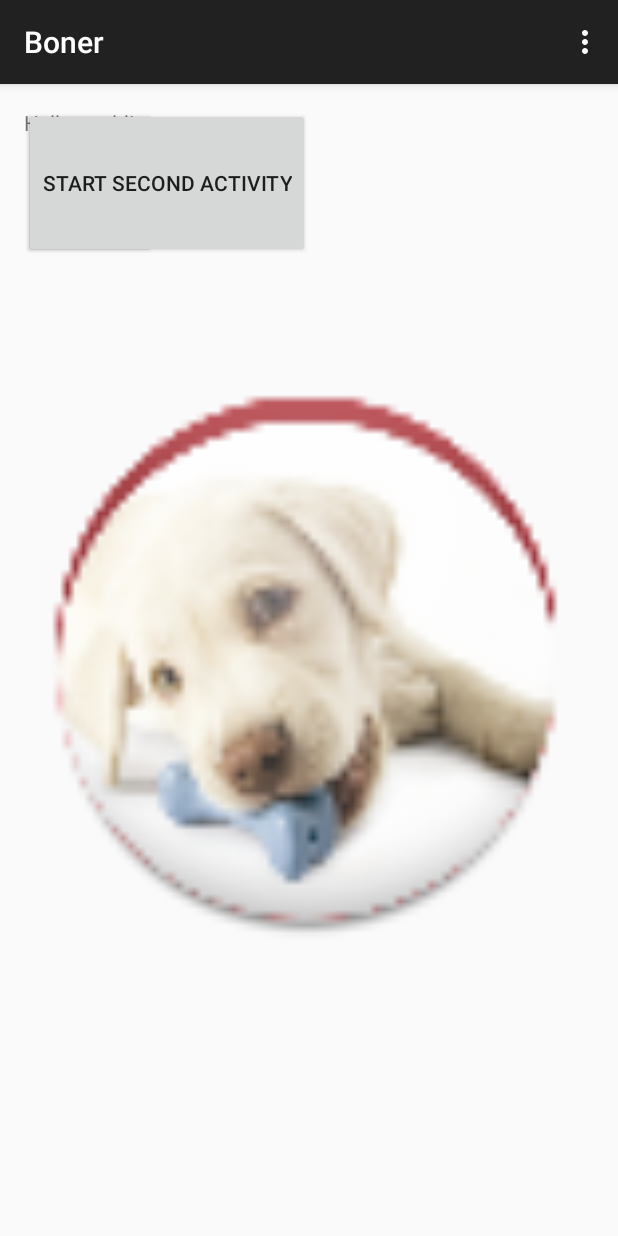
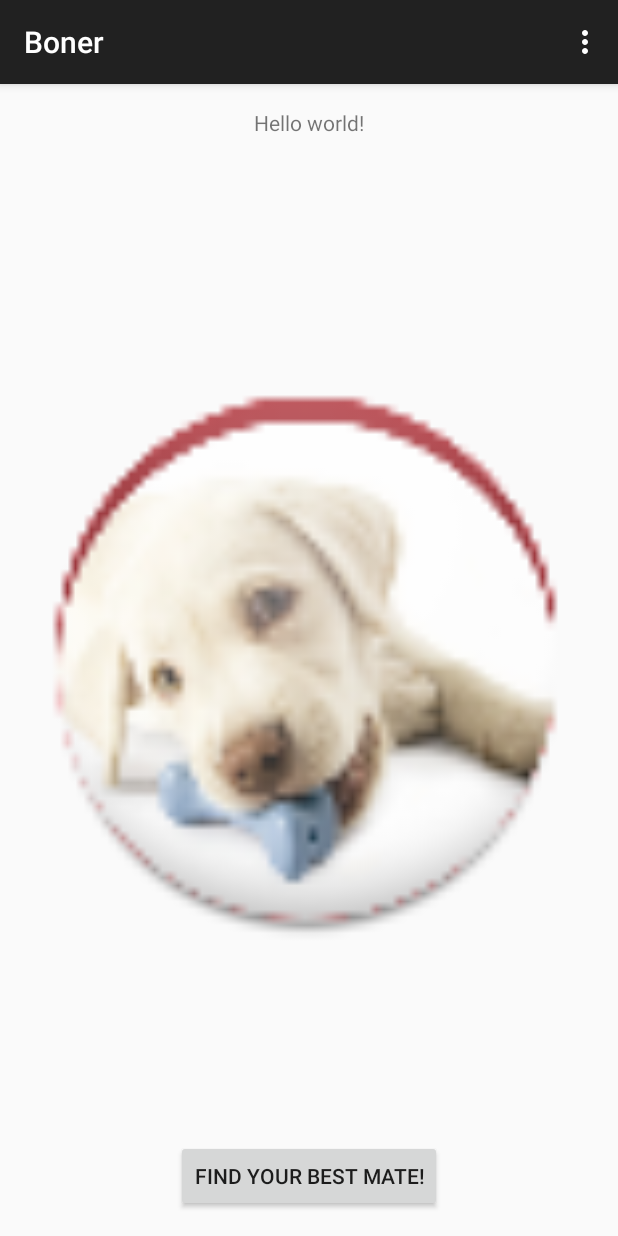
Before and after one commit to hayleycall/TinderForDogs, an Android app: the screen it shows after launch (MainActivity), on a phone screen of 412 x 824 dp. Run offline under Robolectric (Android 15) with nearby library versions, the phone set to English and light mode, and no system bars.

Commit message:
blah blah blah

```diff
--- a/app/src/main/res/layout/activity_main.xml
+++ b/app/src/main/res/layout/activity_main.xml
@@ -8,7 +8,8 @@
     <TextView
         android:id="@+id/textView"
         android:text="@string/hello_world" android:layout_width="wrap_content"
-        android:layout_height="wrap_content" />
+        android:layout_height="wrap_content"
+        android:layout_centerHorizontal="true"/>
 
     <ImageView
         android:id="@+id/pupbone_image"
@@ -18,19 +19,13 @@
         />
 
     <Button
-        android:text="Button1"
-        android:id="@+id/button1"
-        android:layout_width="wrap_content"
-        android:layout_height="150px"
-        android:layout_marginBottom="150px"
-        android:onClick="clickMe"/>
-
-    <Button
-        android:text="Start Second Activity"
+        android:text="Find your best mate!"
         android:id="@+id/button2"
         android:layout_width="wrap_content"
-        android:layout_height="150px"
-        android:layout_marginBottom="1px"
+        android:layout_height="wrap_content"
+        android:layout_alignParentBottom="true"
+        android:layout_centerHorizontal="true"
         android:onClick="goToSecondActivity"/>
 
+
 </RelativeLayout>
--- a/app/src/main/res/layout/activity_second2.xml
+++ b/app/src/main/res/layout/activity_second2.xml
@@ -8,7 +8,7 @@
 
     <TextView
         android:id="@+id/secondTextView"
-        android:text="Hello World!" android:layout_width="wrap_content"
+        android:text="Boner: Tinder for pets and thier owners!" android:layout_width="wrap_content"
         android:layout_height="wrap_content" />
 
 
```
Also changed, not shown: app/src/main/pupbone-web.png (added).
